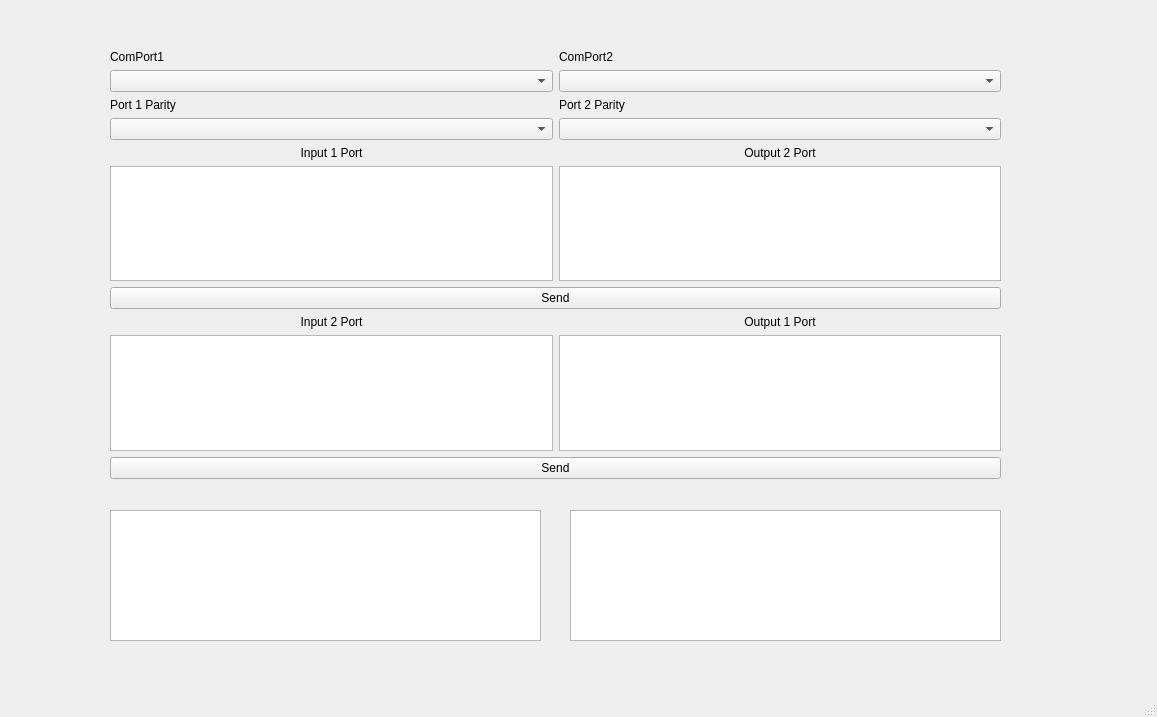
MaximSolodkovVMSIS/SendDataFromComPorts, file mainwindow.ui: the form before one commit.
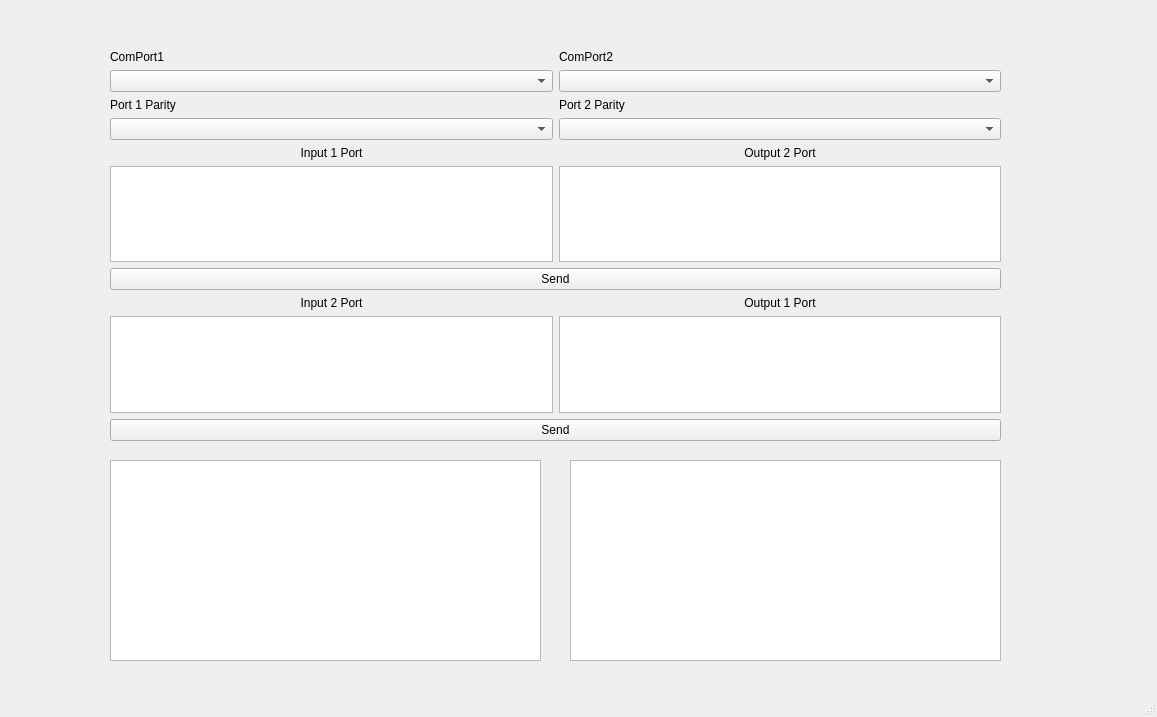
The form after the commit.

What changed in the file:
```diff
--- a/mainwindow.ui
+++ b/mainwindow.ui
@@ -20,7 +20,7 @@
       <x>110</x>
       <y>50</y>
       <width>891</width>
-      <height>429</height>
+      <height>391</height>
      </rect>
     </property>
     <layout class="QGridLayout" name="gridLayout">
@@ -130,9 +130,9 @@
     <property name="geometry">
      <rect>
       <x>110</x>
-      <y>510</y>
+      <y>460</y>
       <width>431</width>
-      <height>131</height>
+      <height>201</height>
      </rect>
     </property>
    </widget>
@@ -140,9 +140,9 @@
     <property name="geometry">
      <rect>
       <x>570</x>
-      <y>510</y>
+      <y>460</y>
       <width>431</width>
-      <height>131</height>
+      <height>201</height>
      </rect>
     </property>
    </widget>
```
